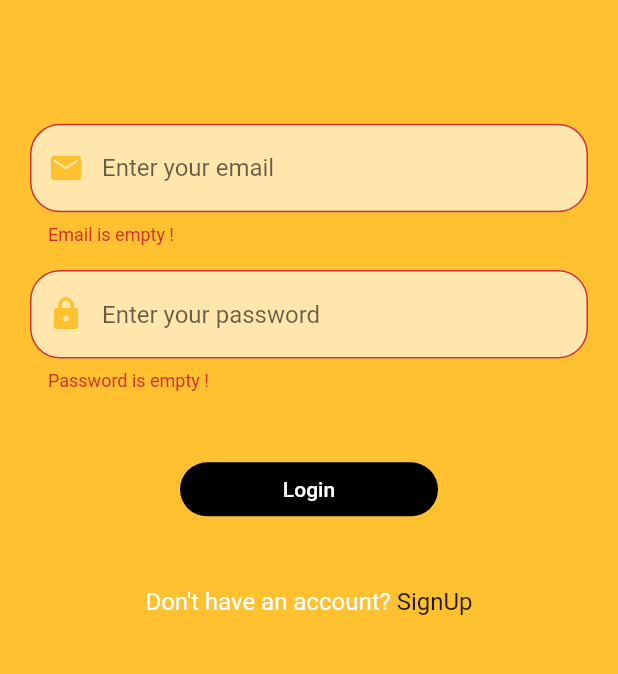
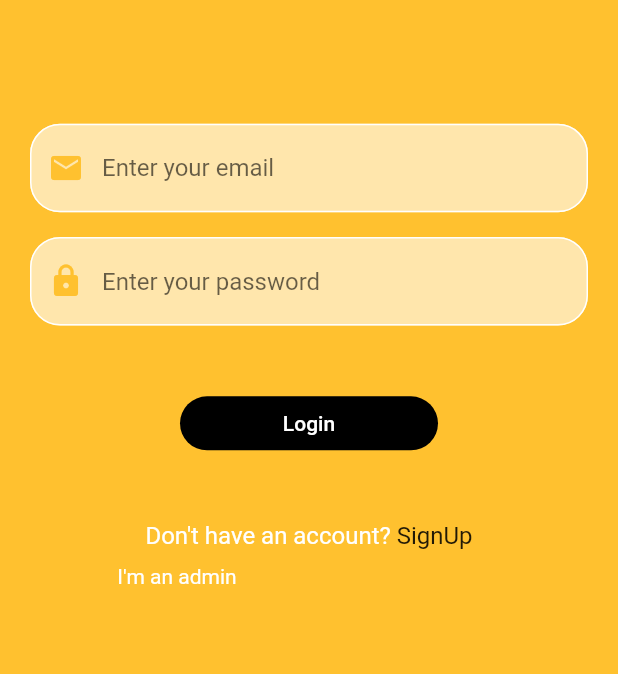
Before and after one commit to MahmoudElmaghraby/buy_it_flutter_app, a Flutter app: the screen it shows after launch, after a tap on "Login", on a phone screen of 412 x 824 dp, the part 307-981 px from its top. Run offline on Flutter 3.47's test engine with Material 2 defaults, Android fonts, the phone set to English and light mode, and no system bars; our stand-ins replace firebase_auth, firebase_core, modal_progress_hud_nsn; accounts and stored records are empty.

Commit message:
finishing login and sign up screens

```diff
--- a/lib/main.dart
+++ b/lib/main.dart
@@ -1,8 +1,12 @@
+import 'package:but_it_flutter_app/provider/admin_mode.dart';
+import 'package:but_it_flutter_app/provider/model_hud.dart';
+import 'package:but_it_flutter_app/screens/home_screen.dart';
 import 'package:but_it_flutter_app/screens/login_screen.dart';
 import 'package:but_it_flutter_app/screens/signup_screen.dart';
 import 'package:firebase_core/firebase_core.dart';
 import 'package:flutter/cupertino.dart';
 import 'package:flutter/material.dart';
+import 'package:provider/provider.dart';
 
 main() => runApp(MyApp());
 
@@ -12,14 +16,20 @@ class MyApp extends StatelessWidget {
   @override
   Widget build(BuildContext context) {
     Firebase.initializeApp();
-
-    return MaterialApp(
+    return MultiProvider(
+      providers: [
+        ChangeNotifierProvider<ModelHud>(create: (context) => ModelHud()),
+        ChangeNotifierProvider<AdminMode>(create: (context) => AdminMode()),
+      ],
+      child: MaterialApp(
         debugShowCheckedModeBanner: false,
         initialRoute: LoginScreen.id,
         routes: {
           LoginScreen.id: (context) => LoginScreen(),
           SignUpScreen.id: (context) => SignUpScreen(),
+          HomeScreen.id: (context) => HomeScreen(),
         },
+      ),
     );
   }
 }
--- /dev/null
+++ b/lib/provider/admin_mode.dart
@@ -0,0 +1,10 @@
+import 'package:flutter/material.dart';
+
+class AdminMode extends ChangeNotifier{
+  bool isAdmin = false;
+
+  changeIsAdmin(bool value){
+    isAdmin = value;
+    notifyListeners();
+  }
+}
--- /dev/null
+++ b/lib/provider/model_hud.dart
@@ -0,0 +1,10 @@
+import 'package:flutter/material.dart';
+
+class ModelHud extends ChangeNotifier{
+  bool isLoading = false;
+
+  changeIsLoading(bool value){
+    isLoading = value;
+    notifyListeners();
+  }
+}
--- a/lib/screens/login_screen.dart
+++ b/lib/screens/login_screen.dart
@@ -1,10 +1,15 @@
 import 'package:but_it_flutter_app/constants.dart';
+import 'package:but_it_flutter_app/provider/admin_mode.dart';
 import 'package:but_it_flutter_app/screens/signup_screen.dart';
 import 'package:but_it_flutter_app/services/auth.dart';
 import 'package:but_it_flutter_app/widgets/custom_text_field.dart';
 import 'package:but_it_flutter_app/widgets/logo_widget.dart';
 import 'package:flutter/material.dart';
 import 'package:flutter/rendering.dart';
+import 'package:flutter/services.dart';
+import 'package:provider/provider.dart';
+
+import 'home_screen.dart';
 
 class LoginScreen extends StatelessWidget {
   final GlobalKey<FormState> _globalKey = GlobalKey<FormState>();
@@ -27,7 +32,7 @@ class LoginScreen extends StatelessWidget {
             CustomTextField(
               hint: 'Enter your email',
               icon: Icons.email,
-              onClick: (value){
+              onClick: (value) {
                 _email = value;
               },
             ),
@@ -35,7 +40,7 @@ class LoginScreen extends StatelessWidget {
             CustomTextField(
               hint: 'Enter your password',
               icon: Icons.lock,
-              onClick: (value){
+              onClick: (value) {
                 _password = value;
               },
             ),
@@ -48,12 +53,8 @@ class LoginScreen extends StatelessWidget {
                   borderRadius: BorderRadius.circular(20),
                 ),
                 color: Colors.black,
-                onPressed: () async{
-                  if (_globalKey.currentState.validate()) {
-                    _globalKey.currentState.save();
-                    final _authResult = await _auth.signIn(_email, _password);
-                    print(_authResult.user.uid);
-                  }
+                onPressed: () async {
+                  _validate(context);
                 },
                 child: Text(
                   'Login',
@@ -85,9 +86,76 @@ class LoginScreen extends StatelessWidget {
                 ),
               ],
             ),
+            Padding(
+              padding: const EdgeInsets.symmetric(
+                horizontal: 30,
+                vertical: 10,
+              ),
+              child: Row(
+                children: [
+                  Expanded(
+                    child: GestureDetector(
+                      onTap: () {
+                        Provider.of<AdminMode>(context, listen: false)
+                            .changeIsAdmin(true);
+                      },
+                      child: Text(
+                        'I\'m an admin',
+                        textAlign: TextAlign.center,
+                        style: TextStyle(
+                          color: Provider.of<AdminMode>(context).isAdmin
+                              ? KMainColor
+                              : Colors.white,
+                        ),
+                      ),
+                    ),
+                  ),
+                  Expanded(
+                    child: GestureDetector(
+                      onTap: () {
+                        Provider.of<AdminMode>(context, listen: false)
+                            .changeIsAdmin(false);
+                      },
+                      child: Text(
+                        'I\'m a user',
+                        textAlign: TextAlign.center,
+                        style: TextStyle(
+                          color: Provider.of<AdminMode>(context).isAdmin
+                              ? Colors.white
+                              : KMainColor,
+                        ),
+                      ),
+                    ),
+                  ),
+                ],
+              ),
+            ),
           ],
         ),
       ),
     );
   }
+
+  void _validate(BuildContext context) {
+
+
+
+    /*
+    if (_globalKey.currentState.validate()) {
+                    _globalKey.currentState.save();
+                    try {
+                      final _authResult = await _auth.signIn(_email, _password);
+                      Navigator.pushReplacementNamed(context, HomeScreen.id);
+                    } on PlatformException catch (e) {
+                      ScaffoldMessenger.of(context).showSnackBar(
+                        SnackBar(
+                          content: Text(
+                            e.message,
+                          ),
+                        ),
+                      );
+                    }
+                  }
+     */
+  }
 }
--- a/pubspec.yaml
+++ b/pubspec.yaml
@@ -30,6 +30,8 @@ dependencies:
   cupertino_icons: ^1.0.2
   firebase_auth: ^1.1.4
   firebase_core: ^1.1.1
+  modal_progress_hud_nsn: ^0.1.0-nullsafety-1
+  provider: ^5.0.0
 
 dev_dependencies:
   flutter_test:
```
Also changed, not shown: lib/screens/home_screen.dart (added, +12 -0 lines), lib/screens/signup_screen.dart (+33 -9 lines), pubspec.lock. Lines whose indentation alone changed are shown as unchanged.
